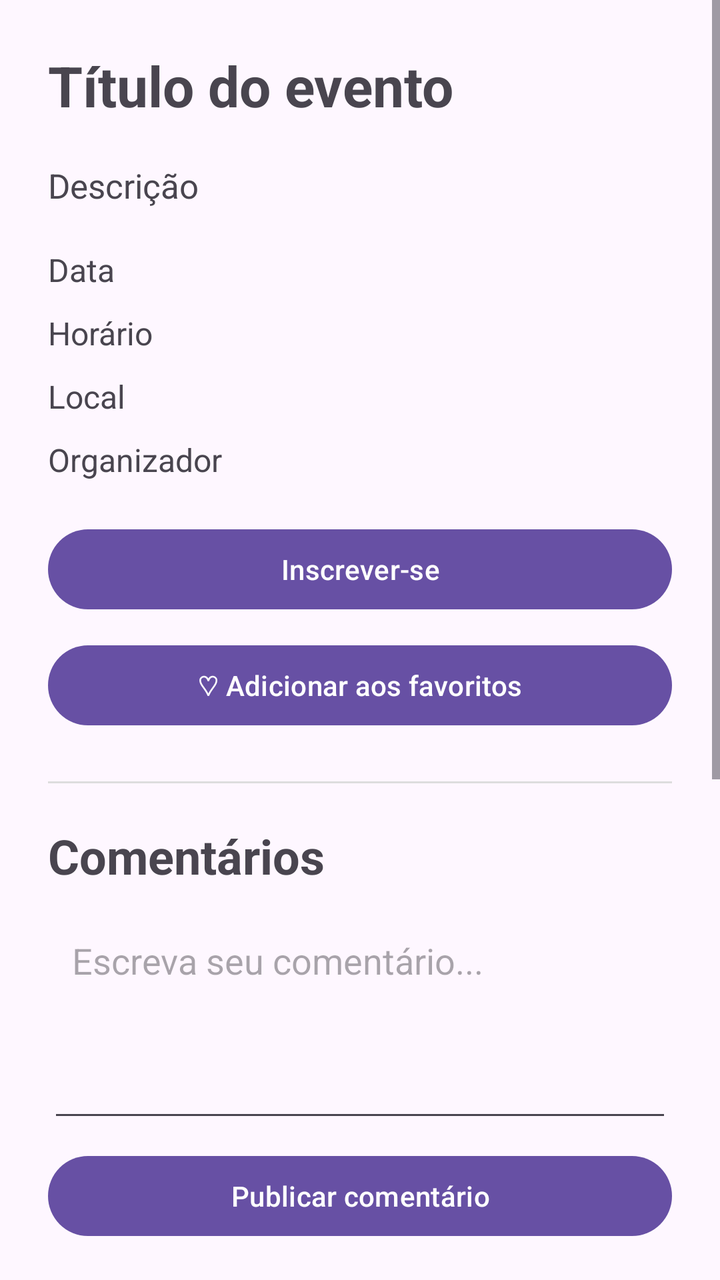
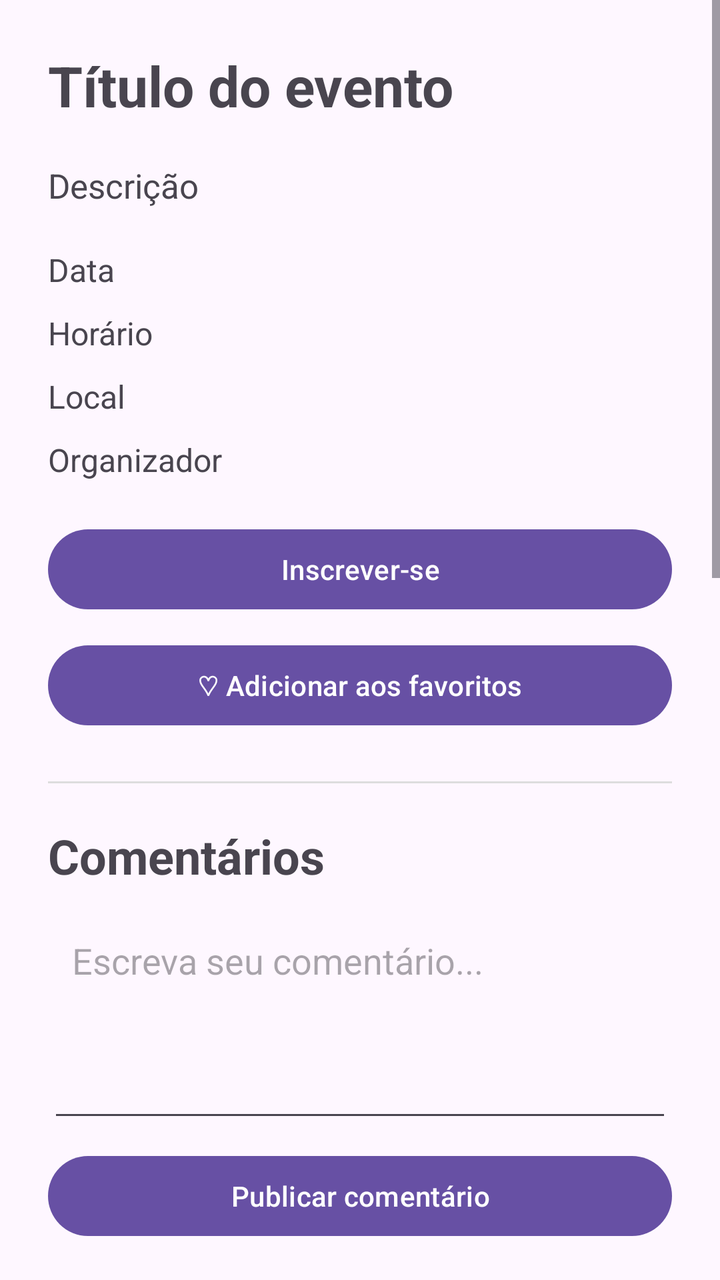

Screens rendered from an Android XML layout before and after an edit, with the pre-edit source and the edit as a unified diff.
<!-- AndroidManifest.xml: application theme Theme.CampusHub -->
<!-- res/layout/activity_event_detail.xml -->
<?xml version="1.0" encoding="utf-8"?>
<ScrollView
    xmlns:android="http://schemas.android.com/apk/res/android"
    android:layout_width="match_parent"
    android:layout_height="match_parent"
    android:fillViewport="true">

    <LinearLayout
        android:layout_width="match_parent"
        android:layout_height="wrap_content"
        android:orientation="vertical"
        android:padding="24dp">

        <TextView
            android:id="@+id/txtTitulo"
            android:layout_width="match_parent"
            android:layout_height="wrap_content"
            android:text="Título do evento"
            android:textSize="28sp"
            android:textStyle="bold"
            android:layout_marginBottom="20dp"/>

        <TextView
            android:id="@+id/txtDescricao"
            android:layout_width="match_parent"
            android:layout_height="wrap_content"
            android:text="Descrição"
            android:textSize="17sp"
            android:layout_marginBottom="20dp"/>

        <TextView
            android:id="@+id/txtData"
            android:layout_width="match_parent"
            android:layout_height="wrap_content"
            android:text="Data"
            android:textSize="16sp"
            android:layout_marginBottom="10dp"/>

        <TextView
            android:id="@+id/txtHorario"
            android:layout_width="match_parent"
            android:layout_height="wrap_content"
            android:text="Horário"
            android:textSize="16sp"
            android:layout_marginBottom="10dp"/>

        <TextView
            android:id="@+id/txtLocal"
            android:layout_width="match_parent"
            android:layout_height="wrap_content"
            android:text="Local"
            android:textSize="16sp"
            android:layout_marginBottom="10dp"/>

        <TextView
            android:id="@+id/txtOrganizador"
            android:layout_width="match_parent"
            android:layout_height="wrap_content"
            android:text="Organizador"
            android:textSize="16sp"
            android:layout_marginBottom="20dp"/>

        <Button
            android:id="@+id/btnInscricao"
            android:layout_width="match_parent"
            android:layout_height="wrap_content"
            android:text="Inscrever-se"/>

        <Button
            android:id="@+id/btnFavorito"
            android:layout_width="match_parent"
            android:layout_height="wrap_content"
            android:layout_marginTop="10dp"
            android:text="♡ Adicionar aos favoritos"/>

        <View
            android:layout_width="match_parent"
            android:layout_height="1dp"
            android:background="#DDDDDD"
            android:layout_marginTop="24dp"
            android:layout_marginBottom="20dp"/>

        <TextView
            android:layout_width="match_parent"
            android:layout_height="wrap_content"
            android:text="Comentários"
            android:textSize="24sp"
            android:textStyle="bold"
            android:layout_marginBottom="12dp"/>

        <EditText
            android:id="@+id/edtComentario"
            android:layout_width="match_parent"
            android:layout_height="wrap_content"
            android:minHeight="110dp"
            android:gravity="top|start"
            android:hint="Escreva seu comentário..."
            android:inputType="textCapSentences|textMultiLine"
            android:maxLength="2000"
            android:padding="12dp"/>

        <Button
            android:id="@+id/btnPublicarComentario"
            android:layout_width="match_parent"
            android:layout_height="wrap_content"
            android:text="Publicar comentário"
            android:layout_marginTop="8dp"
            android:layout_marginBottom="20dp"/>

        <LinearLayout
            android:id="@+id/layoutComentarios"
            android:layout_width="match_parent"
            android:layout_height="wrap_content"
            android:orientation="vertical"/>

        <View
            android:layout_width="match_parent"
            android:layout_height="1dp"
            android:background="#DDDDDD"
            android:layout_marginTop="20dp"
            android:layout_marginBottom="20dp"/>

        <TextView
            android:layout_width="match_parent"
            android:layout_height="wrap_content"
            android:text="Avaliações"
            android:textSize="22sp"
            android:textStyle="bold"
            android:layout_marginBottom="8dp"/>

        <TextView
            android:id="@+id/txtMediaAvaliacoes"
            android:layout_width="match_parent"
            android:layout_height="wrap_content"
            android:text="Avaliação média: ainda sem avaliações"
            android:textSize="16sp"
            android:layout_marginBottom="12dp"/>

        <Spinner
            android:id="@+id/spNota"
            android:layout_width="match_parent"
            android:layout_height="48dp"/>

        <Button
            android:id="@+id/btnAvaliar"
            android:layout_width="match_parent"
            android:layout_height="wrap_content"
            android:text="Salvar avaliação"
            android:layout_marginTop="8dp"/>

        <TextView
            android:id="@+id/txtOrientacaoAvaliacao"
            android:layout_width="match_parent"
            android:layout_height="wrap_content"
            android:text="A avaliação estará disponível após o encerramento do evento."
            android:textSize="14sp"
            android:layout_marginTop="8dp"
            android:layout_marginBottom="16dp"/>

        <TextView
            android:id="@+id/txtMediaAvaliacoes"
            android:layout_width="match_parent"
            android:layout_height="wrap_content"
            android:text="Carregando avaliações..."
            android:textSize="16sp"
            android:paddingTop="12dp"
            android:paddingBottom="12dp" />

        <Button
            android:id="@+id/btnLocalizacao"
            android:layout_width="match_parent"
            android:layout_height="wrap_content"
            android:text="Ver localização no mapa"
            android:layout_marginBottom="16dp" />

    </LinearLayout>
</ScrollView>
<!-- resources referenced by this layout -->
<resources>
  <style name="Theme.CampusHub" parent="Base.Theme.CampusHub" />
  <style name="Base.Theme.CampusHub" parent="Theme.Material3.DayNight.NoActionBar">
          
          
      </style>
</resources>

<!-- the commit's change to res/layout/activity_event_detail.xml (unified diff, before → after) -->
@@ -113,6 +113,36 @@
             android:layout_height="wrap_content"
             android:orientation="vertical"/>
 
+        <TextView
+            android:id="@+id/txtTituloFotos"
+            android:layout_width="match_parent"
+            android:layout_height="wrap_content"
+            android:text="Fotos do evento"
+            android:textSize="20sp"
+            android:textStyle="bold"
+            android:layout_marginTop="24dp"
+            android:layout_marginBottom="12dp" />
+
+        <Button
+            android:id="@+id/btnTirarFoto"
+            android:layout_width="match_parent"
+            android:layout_height="wrap_content"
+            android:text="Tirar foto" />
+
+        <Button
+            android:id="@+id/btnEscolherFoto"
+            android:layout_width="match_parent"
+            android:layout_height="wrap_content"
+            android:text="Escolher foto da galeria"
+            android:layout_marginTop="8dp" />
+
+        <LinearLayout
+            android:id="@+id/layoutFotos"
+            android:layout_width="match_parent"
+            android:layout_height="wrap_content"
+            android:orientation="vertical"
+            android:layout_marginTop="16dp" />
+
         <View
             android:layout_width="match_parent"
             android:layout_height="1dp"
@@ -172,6 +202,35 @@
             android:layout_height="wrap_content"
             android:text="Ver localização no mapa"
             android:layout_marginBottom="16dp" />
+        <TextView
+            android:id="@+id/txtTituloFotos"
+            android:layout_width="match_parent"
+            android:layout_height="wrap_content"
+            android:text="Fotos do evento"
+            android:textSize="20sp"
+            android:textStyle="bold"
+            android:layout_marginTop="24dp"
+            android:layout_marginBottom="12dp" />
+
+        <Button
+            android:id="@+id/btnTirarFoto"
+            android:layout_width="match_parent"
+            android:layout_height="wrap_content"
+            android:text="Tirar foto" />
+
+        <Button
+            android:id="@+id/btnEscolherFoto"
+            android:layout_width="match_parent"
+            android:layout_height="wrap_content"
+            android:text="Escolher foto da galeria"
+            android:layout_marginTop="8dp" />
+
+        <LinearLayout
+            android:id="@+id/layoutFotos"
+            android:layout_width="match_parent"
+            android:layout_height="wrap_content"
+            android:orientation="vertical"
+            android:layout_marginTop="16dp" />
 
     </LinearLayout>
 </ScrollView>
